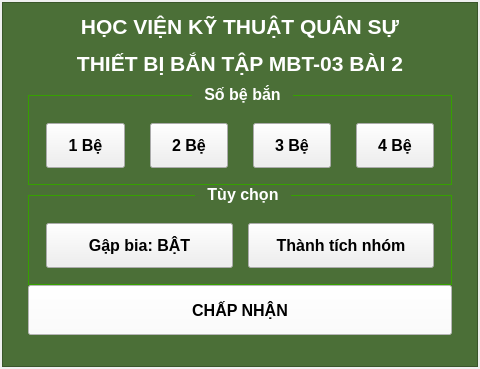
Monkez/MBT03-bai2, file assets/qt/start_window.ui: the form before one commit.
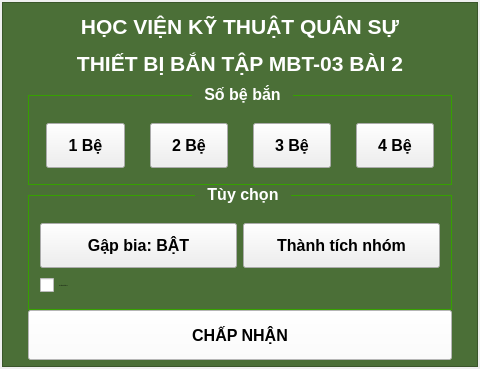
The form after the commit. Custom widgets are drawn as their Qt base class.

Patch:
```diff
--- a/assets/qt/start_window.ui
+++ b/assets/qt/start_window.ui
@@ -309,13 +309,13 @@
         <property name="minimumSize">
          <size>
           <width>0</width>
-          <height>100</height>
+          <height>125</height>
          </size>
         </property>
         <property name="maximumSize">
          <size>
           <width>16777215</width>
-          <height>100</height>
+          <height>125</height>
          </size>
         </property>
         <property name="font">
@@ -344,22 +344,9 @@
         <property name="checkable">
          <bool>false</bool>
         </property>
-        <layout class="QHBoxLayout" name="horizontalLayout_3">
-         <property name="spacing">
-          <number>15</number>
-         </property>
-         <property name="leftMargin">
-          <number>15</number>
-         </property>
-         <property name="topMargin">
-          <number>4</number>
-         </property>
-         <property name="rightMargin">
-          <number>15</number>
-         </property>
-         <property name="bottomMargin">
-          <number>4</number>
-         </property>
+        <layout class="QVBoxLayout" name="verticalLayout_3">
+         <item>
+          <layout class="QHBoxLayout" name="horizontalLayout">
          <item>
           <widget class="PushButton" name="automatic_close_target">
            <property name="minimumSize">
@@ -435,6 +422,86 @@
           </widget>
          </item>
         </layout>
+         </item>
+         <item>
+          <widget class="CheckBox" name="score_mode_checkbox">
+           <property name="font">
+            <font>
+             <family>Segoe UI</family>
+             <pointsize>-1</pointsize>
+             <italic>false</italic>
+             <bold>false</bold>
+            </font>
+           </property>
+           <property name="styleSheet">
+            <string notr="true">CheckBox {
+    color: white;
+    font: 14px 'Segoe UI', 'Microsoft YaHei', 'PingFang SC';
+    spacing: 8px;
+    min-width: 28px;
+    min-height: 22px;
+    outline: none;
+    margin-left: 1px;
+}
+
+CheckBox::indicator {
+    width: 18px;
+    height: 18px;
+    border-radius: 5px;
+    border: 1px solid rgba(255, 255, 255, 0.8);
+    background-color: rgba(0, 0, 0, 0.022);
+}
+
+CheckBox::indicator:hover {
+    border: 1px solid rgba(255, 255, 255, 1);;
+    background-color: rgba(0, 0, 0, 0.05);
+}
+
+CheckBox::indicator:pressed {
+    border: 1px solid rgba(0, 0, 0, 0.27);
+    background-color: rgba(0, 0, 0, 0.12);
+}
+
+CheckBox::indicator:checked,
+CheckBox::indicator:indeterminate {
+    border: 1px solid #009faa;
+    background-color: #009faa;
+}
+
+
+CheckBox::indicator:checked:hover,
+CheckBox::indicator:indeterminate:hover {
+    border: 1px solid #00a7b3;
+    background-color: #00a7b3;
+}
+
+CheckBox::indicator:checked:pressed,
+CheckBox::indicator:indeterminate:pressed {
+    border: 1px solid #3eabb3;
+    background-color: #3eabb3;
+}
+
+CheckBox:disabled {
+    color: rgba(0, 0, 0, 110);
+}
+
+CheckBox::indicator:disabled {
+    border: 1px solid rgba(0, 0, 0, 0.27);
+    background-color: transparent;
+}
+
+CheckBox::indicator:checked:disabled,
+CheckBox::indicator:indeterminate:disabled {
+    border: 1px solid rgb(199, 199, 199);
+    background-color: rgb(199, 199, 199);
+}</string>
+           </property>
+           <property name="text">
+            <string>Trừ điểm bắn tắc cú</string>
+           </property>
+          </widget>
+         </item>
+        </layout>
        </widget>
       </item>
       <item>
@@ -485,6 +552,11 @@
   </layout>
  </widget>
  <customwidgets>
+  <customwidget>
+   <class>CheckBox</class>
+   <extends>QCheckBox</extends>
+   <header>qfluentwidgets</header>
+  </customwidget>
   <customwidget>
    <class>PushButton</class>
    <extends>QPushButton</extends>
```
Lines whose indentation alone changed are shown as unchanged.
